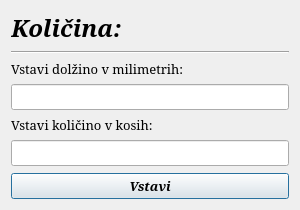
Qt form numofitemskalk.ui (MaxMaxy/racun) before a commit.
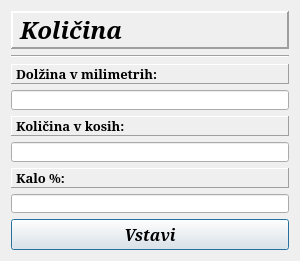
The same form after that commit.

```diff
--- a/numofitemskalk.ui
+++ b/numofitemskalk.ui
@@ -7,19 +7,19 @@
     <x>0</x>
     <y>0</y>
     <width>300</width>
-    <height>210</height>
+    <height>261</height>
    </rect>
   </property>
   <property name="minimumSize">
    <size>
     <width>300</width>
-    <height>210</height>
+    <height>261</height>
    </size>
   </property>
   <property name="maximumSize">
    <size>
     <width>300</width>
-    <height>210</height>
+    <height>261</height>
    </size>
   </property>
   <property name="font">
@@ -47,8 +47,17 @@
            <bold>true</bold>
           </font>
          </property>
+         <property name="frameShape">
+          <enum>QFrame::Panel</enum>
+         </property>
+         <property name="frameShadow">
+          <enum>QFrame::Raised</enum>
+         </property>
+         <property name="lineWidth">
+          <number>2</number>
+         </property>
          <property name="text">
-          <string>Količina:</string>
+          <string>Količina</string>
          </property>
         </widget>
        </item>
@@ -73,10 +82,18 @@
          <property name="font">
           <font>
            <family>Serif</family>
+           <weight>75</weight>
+           <bold>true</bold>
           </font>
          </property>
+         <property name="frameShape">
+          <enum>QFrame::Panel</enum>
+         </property>
+         <property name="frameShadow">
+          <enum>QFrame::Raised</enum>
+         </property>
          <property name="text">
-          <string>Vstavi dolžino v milimetrih:</string>
+          <string>Dolžina v milimetrih:</string>
          </property>
         </widget>
        </item>
@@ -94,10 +111,18 @@
          <property name="font">
           <font>
            <family>Serif</family>
+           <weight>75</weight>
+           <bold>true</bold>
           </font>
          </property>
+         <property name="frameShape">
+          <enum>QFrame::Panel</enum>
+         </property>
+         <property name="frameShadow">
+          <enum>QFrame::Raised</enum>
+         </property>
          <property name="text">
-          <string>Vstavi količino v kosih:</string>
+          <string>Količina v kosih:</string>
          </property>
         </widget>
        </item>
@@ -110,6 +135,28 @@
          </property>
         </widget>
        </item>
+       <item>
+        <widget class="QLabel" name="label_4">
+         <property name="font">
+          <font>
+           <weight>75</weight>
+           <bold>true</bold>
+          </font>
+         </property>
+         <property name="frameShape">
+          <enum>QFrame::Panel</enum>
+         </property>
+         <property name="frameShadow">
+          <enum>QFrame::Raised</enum>
+         </property>
+         <property name="text">
+          <string>Kalo %:</string>
+         </property>
+        </widget>
+       </item>
+       <item>
+        <widget class="QLineEdit" name="lineEdit_kalo"/>
+       </item>
        <item>
         <spacer name="verticalSpacer">
          <property name="font">
@@ -135,6 +182,7 @@
        <property name="font">
         <font>
          <family>Serif</family>
+         <pointsize>12</pointsize>
          <weight>75</weight>
          <italic>true</italic>
          <bold>true</bold>
```
